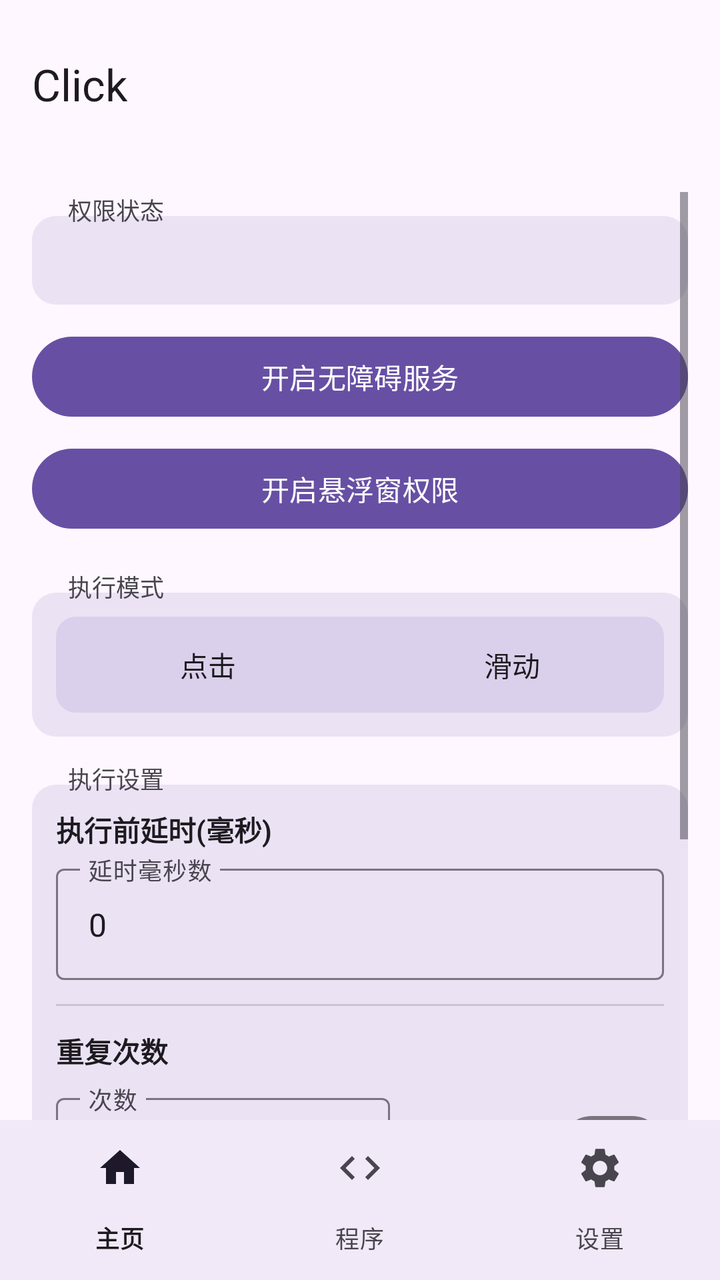
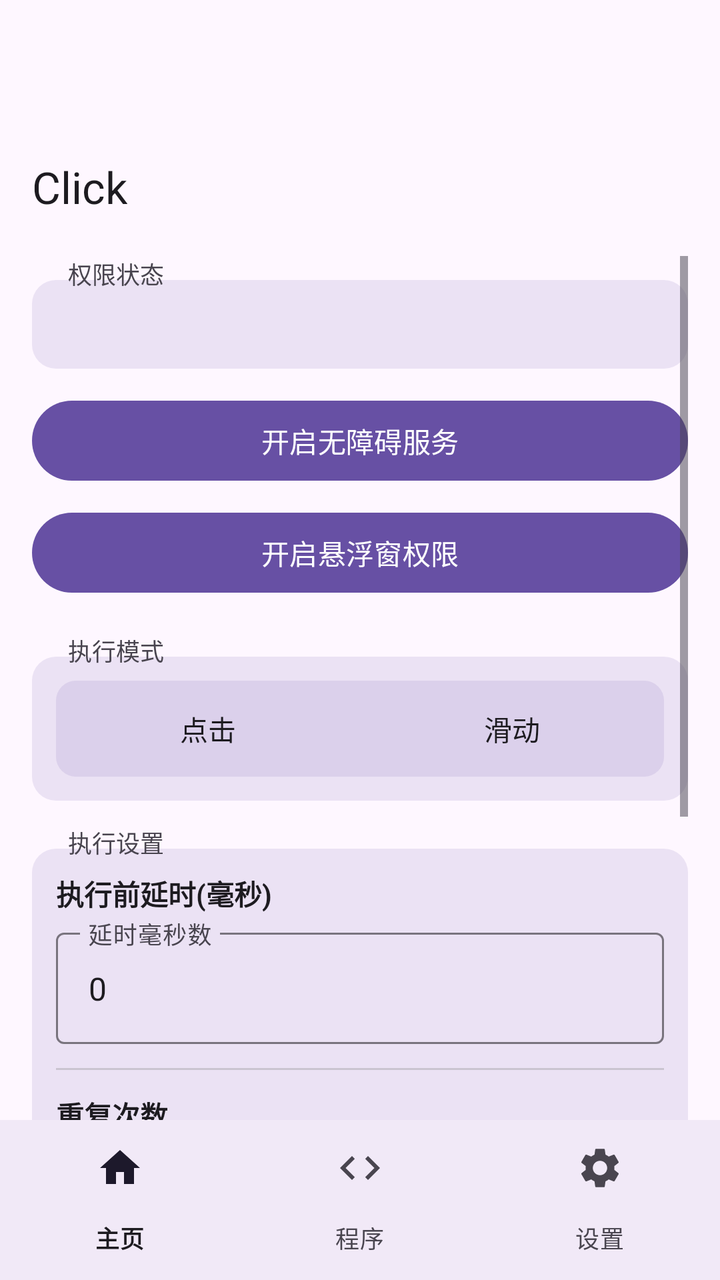

Two renders of the same Android screen: before a commit and after it. Below are the layout's source before the change and the commit's diff.
<!-- AndroidManifest.xml: activity theme Theme.Click -->
<!-- res/layout/activity_main.xml -->
<?xml version="1.0" encoding="utf-8"?>
<LinearLayout xmlns:android="http://schemas.android.com/apk/res/android"
    xmlns:app="http://schemas.android.com/apk/res-auto"
    android:layout_width="match_parent"
    android:layout_height="match_parent"
    android:fitsSystemWindows="false"
    android:orientation="vertical">

    
    <com.google.android.material.appbar.MaterialToolbar
        android:id="@+id/toolbar"
        android:layout_width="match_parent"
        android:layout_height="80dp"
        android:paddingTop="4dp"
        android:background="?attr/colorSurface"
        app:title="Click"
        app:titleTextColor="?attr/colorOnSurface" />

    
    <ScrollView
        android:id="@+id/home_content"
        android:layout_width="match_parent"
        android:layout_height="0dp"
        android:layout_weight="1"
        android:clipToPadding="false"
        android:paddingBottom="16dp"
        android:paddingHorizontal="16dp"
        android:paddingTop="16dp">

        <LinearLayout
            android:layout_width="match_parent"
            android:layout_height="wrap_content"
            android:orientation="vertical">

            
            <TextView
                android:layout_width="wrap_content"
                android:layout_height="wrap_content"
                android:text="权限状态"
                android:textSize="12sp"
                android:textColor="?attr/colorOnSurfaceVariant"
                android:background="@android:color/transparent"
                android:paddingHorizontal="6dp"
                android:layout_marginStart="12dp"
                android:layout_marginBottom="-6dp"
                android:elevation="2dp" />

            
            <LinearLayout
                android:layout_width="match_parent"
                android:layout_height="wrap_content"
                android:orientation="vertical"
                android:background="@drawable/section_border"
                android:padding="12dp">

                <TextView
                    android:id="@+id/statusText"
                    android:layout_width="match_parent"
                    android:layout_height="wrap_content"
                    android:gravity="start"
                    android:textSize="15sp"
                    android:textStyle="bold"
                    android:textColor="?attr/colorOnSurface" />
            </LinearLayout>

            <Button
                android:id="@+id/btnEnableService"
                android:layout_width="match_parent"
                android:layout_height="wrap_content"
                android:layout_marginTop="12dp"
                android:text="开启无障碍服务" />

            <Button
                android:id="@+id/btnEnableOverlay"
                android:layout_width="match_parent"
                android:layout_height="wrap_content"
                android:layout_marginTop="8dp"
                android:text="开启悬浮窗权限" />

            
            <TextView
                android:layout_width="wrap_content"
                android:layout_height="wrap_content"
                android:layout_marginTop="16dp"
                android:text="执行模式"
                android:textSize="12sp"
                android:textColor="?attr/colorOnSurfaceVariant"
                android:background="@android:color/transparent"
                android:paddingHorizontal="6dp"
                android:layout_marginStart="12dp"
                android:layout_marginBottom="-6dp"
                android:elevation="2dp" />

            
            <LinearLayout
                android:layout_width="match_parent"
                android:layout_height="wrap_content"
                android:orientation="vertical"
                android:background="@drawable/section_border"
                android:padding="12dp">

                <FrameLayout
                    android:layout_width="match_parent"
                    android:layout_height="wrap_content"
                    android:background="@drawable/segment_bg">

                    <View
                        android:id="@+id/modeIndicator"
                        android:layout_width="0dp"
                        android:layout_height="36dp"
                        android:layout_gravity="center_vertical"
                        android:layout_marginStart="4dp"
                        android:background="@drawable/segment_selected" />

                    <LinearLayout
                        android:layout_width="match_parent"
                        android:layout_height="wrap_content"
                        android:orientation="horizontal">

                        <Button
                            android:id="@+id/radioClick"
                            android:layout_width="0dp"
                            android:layout_height="wrap_content"
                            android:layout_weight="1"
                            android:text="点击"
                            android:background="@android:color/transparent"
                            android:textColor="@color/btn_text_selector" />

                        <Button
                            android:id="@+id/radioSwipe"
                            android:layout_width="0dp"
                            android:layout_height="wrap_content"
                            android:layout_weight="1"
                            android:text="滑动"
                            android:background="@android:color/transparent"
                            android:textColor="@color/btn_text_selector" />
                    </LinearLayout>
                </FrameLayout>

                <LinearLayout
                    android:id="@+id/swipeParams"
                    android:layout_width="match_parent"
                    android:layout_height="wrap_content"
                    android:orientation="vertical"
                    android:visibility="gone"
                    android:layout_marginTop="12dp">

                    <View
                        android:layout_width="match_parent"
                        android:layout_height="1dp"
                        android:background="?attr/colorOutlineVariant" />

                    <TextView
                        android:layout_width="wrap_content"
                        android:layout_height="wrap_content"
                        android:layout_marginTop="12dp"
                        android:text="滑动方式"
                        android:textSize="13sp"
                        android:textStyle="bold"
                        android:textColor="?attr/colorOnSurface" />

                    <FrameLayout
                        android:layout_width="match_parent"
                        android:layout_height="wrap_content"
                        android:layout_marginTop="8dp"
                        android:background="@drawable/segment_bg">

                        <View
                            android:id="@+id/swipeMethodIndicator"
                            android:layout_width="0dp"
                            android:layout_height="36dp"
                            android:layout_gravity="center_vertical"
                            android:layout_marginStart="4dp"
                            android:background="@drawable/segment_selected" />

                        <LinearLayout
                            android:layout_width="match_parent"
                            android:layout_height="wrap_content"
                            android:orientation="horizontal">

                            <Button
                                android:id="@+id/radioSwipeManual"
                                android:layout_width="0dp"
                                android:layout_height="wrap_content"
                                android:layout_weight="1"
                                android:text="手动参数"
                                android:background="@android:color/transparent"
                                android:textColor="@color/btn_text_selector" />

                            <Button
                                android:id="@+id/radioSwipeGesture"
                                android:layout_width="0dp"
                                android:layout_height="wrap_content"
                                android:layout_weight="1"
                                android:text="手势录制"
                                android:background="@android:color/transparent"
                                android:textColor="@color/btn_text_selector" />
                        </LinearLayout>
                    </FrameLayout>

                    <LinearLayout
                        android:id="@+id/manualSwipeParams"
                        android:layout_width="match_parent"
                        android:layout_height="wrap_content"
                        android:orientation="vertical"
                        android:layout_marginTop="12dp">

                        <TextView
                            android:layout_width="wrap_content"
                            android:layout_height="wrap_content"
                            android:text="起点"
                            android:textSize="13sp"
                            android:textColor="?attr/colorPrimary" />

                        <LinearLayout
                            android:layout_width="match_parent"
                            android:layout_height="wrap_content"
                            android:layout_marginTop="4dp"
                            android:orientation="horizontal">

                            <com.google.android.material.textfield.TextInputLayout
                                android:layout_width="0dp"
                                android:layout_height="wrap_content"
                                android:layout_weight="1"
                                android:layout_marginEnd="4dp"
                                android:hint="起点 X (横向坐标)"
                                style="@style/Widget.Material3.TextInputLayout.OutlinedBox">

                                <com.google.android.material.textfield.TextInputEditText
                                    android:id="@+id/inputSwipeX1"
                                    android:layout_width="match_parent"
                                    android:layout_height="wrap_content"
                                    android:inputType="numberDecimal" />
                            </com.google.android.material.textfield.TextInputLayout>

                            <com.google.android.material.textfield.TextInputLayout
                                android:layout_width="0dp"
                                android:layout_height="wrap_content"
                                android:layout_weight="1"
                                android:layout_marginStart="4dp"
                                android:hint="起点 Y (纵向坐标)"
                                style="@style/Widget.Material3.TextInputLayout.OutlinedBox">

                                <com.google.android.material.textfield.TextInputEditText
                                    android:id="@+id/inputSwipeY1"
                                    android:layout_width="match_parent"
                                    android:layout_height="wrap_content"
                                    android:inputType="numberDecimal" />
                            </com.google.android.material.textfield.TextInputLayout>
                        </LinearLayout>

                        <TextView
                            android:layout_width="wrap_content"
                            android:layout_height="wrap_content"
                            android:layout_marginTop="8dp"
                            android:text="终点"
                            android:textSize="13sp"
                            android:textColor="?attr/colorPrimary" />

                        <LinearLayout
                            android:layout_width="match_parent"
                            android:layout_height="wrap_content"
                            android:layout_marginTop="4dp"
                            android:orientation="horizontal">

                            <com.google.android.material.textfield.TextInputLayout
                                android:layout_width="0dp"
                                android:layout_height="wrap_content"
                                android:layout_weight="1"
                                android:layout_marginEnd="4dp"
                                android:hint="终点 X (横向坐标)"
                                style="@style/Widget.Material3.TextInputLayout.OutlinedBox">

                                <com.google.android.material.textfield.TextInputEditText
                                    android:id="@+id/inputSwipeX2"
                                    android:layout_width="match_parent"
                                    android:layout_height="wrap_content"
                                    android:inputType="numberDecimal" />
                            </com.google.android.material.textfield.TextInputLayout>

                            <com.google.android.material.textfield.TextInputLayout
                                android:layout_width="0dp"
                                android:layout_height="wrap_content"
                                android:layout_weight="1"
                                android:layout_marginStart="4dp"
                                android:hint="终点 Y (纵向坐标)"
                                style="@style/Widget.Material3.TextInputLayout.OutlinedBox">

                                <com.google.android.material.textfield.TextInputEditText
                                    android:id="@+id/inputSwipeY2"
                                    android:layout_width="match_parent"
                                    android:layout_height="wrap_content"
                                    android:inputType="numberDecimal" />
                            </com.google.android.material.textfield.TextInputLayout>
                        </LinearLayout>

                        <TextView
                            android:layout_width="wrap_content"
                            android:layout_height="wrap_content"
                            android:layout_marginTop="8dp"
                            android:text="时长"
                            android:textSize="13sp"
                            android:textColor="?attr/colorPrimary" />

                        <com.google.android.material.textfield.TextInputLayout
                            android:layout_width="match_parent"
                            android:layout_height="wrap_content"
                            android:layout_marginTop="4dp"
                            android:hint="滑动耗时(毫秒)"
                            style="@style/Widget.Material3.TextInputLayout.OutlinedBox">

                            <com.google.android.material.textfield.TextInputEditText
                                android:id="@+id/inputSwipeDuration"
                                android:layout_width="match_parent"
                                android:layout_height="wrap_content"
                                android:inputType="number" />
                        </com.google.android.material.textfield.TextInputLayout>
                    </LinearLayout>

                    <LinearLayout
                        android:id="@+id/gestureSwipeSection"
                        android:layout_width="match_parent"
                        android:layout_height="wrap_content"
                        android:orientation="vertical"
                        android:visibility="gone"
                        android:layout_marginTop="12dp">

                        <TextView
                            android:id="@+id/lblRecordedStatus"
                            android:layout_width="wrap_content"
                            android:layout_height="wrap_content"
                            android:text=""
                            android:textSize="13sp"
                            android:textColor="?attr/colorPrimary" />

                        <Button
                            android:id="@+id/btnRecordGesture"
                            android:layout_width="match_parent"
                            android:layout_height="wrap_content"
                            android:layout_marginTop="8dp"
                            android:text="录制手势 (在屏幕上滑动)" />
                    </LinearLayout>
                </LinearLayout>
            </LinearLayout>

            
            <TextView
                android:layout_width="wrap_content"
                android:layout_height="wrap_content"
                android:layout_marginTop="12dp"
                android:text="执行设置"
                android:textSize="12sp"
                android:textColor="?attr/colorOnSurfaceVariant"
                android:background="@android:color/transparent"
                android:paddingHorizontal="6dp"
                android:layout_marginStart="12dp"
                android:layout_marginBottom="-6dp"
                android:elevation="2dp" />

            
            <LinearLayout
                android:layout_width="match_parent"
                android:layout_height="wrap_content"
                android:orientation="vertical"
                android:background="@drawable/section_border"
                android:padding="12dp">

                <TextView
                    android:layout_width="wrap_content"
                    android:layout_height="wrap_content"
                    android:text="执行前延时(毫秒)"
                    android:textSize="14sp"
                    android:textStyle="bold"
                    android:textColor="?attr/colorOnSurface" />

                <com.google.android.material.textfield.TextInputLayout
                    android:layout_width="match_parent"
                    android:layout_height="wrap_content"
                    android:layout_marginTop="4dp"
                    android:hint="延时毫秒数"
                    style="@style/Widget.Material3.TextInputLayout.OutlinedBox">

                    <com.google.android.material.textfield.TextInputEditText
                        android:id="@+id/inputDelay"
                        android:layout_width="match_parent"
                        android:layout_height="wrap_content"
                        android:inputType="number"
                        android:text="0" />
                </com.google.android.material.textfield.TextInputLayout>

                <View
                    android:layout_width="match_parent"
                    android:layout_height="1dp"
                    android:layout_marginTop="12dp"
                    android:background="?attr/colorOutlineVariant" />

                <TextView
                    android:layout_width="wrap_content"
                    android:layout_height="wrap_content"
                    android:layout_marginTop="12dp"
                    android:text="重复次数"
                    android:textSize="14sp"
                    android:textStyle="bold"
                    android:textColor="?attr/colorOnSurface" />

                <LinearLayout
                    android:layout_width="match_parent"
                    android:layout_height="wrap_content"
                    android:layout_marginTop="8dp"
                    android:orientation="horizontal"
                    android:gravity="center_vertical">

                    <com.google.android.material.textfield.TextInputLayout
                        android:layout_width="0dp"
                        android:layout_height="wrap_content"
                        android:layout_weight="1"
                        android:hint="次数"
                        style="@style/Widget.Material3.TextInputLayout.OutlinedBox">

                        <com.google.android.material.textfield.TextInputEditText
                            android:id="@+id/inputRepeat"
                            android:layout_width="match_parent"
                            android:layout_height="wrap_content"
                            android:inputType="number"
                            android:text="1" />
                    </com.google.android.material.textfield.TextInputLayout>

                    <com.google.android.material.materialswitch.MaterialSwitch
                        android:id="@+id/checkInfinite"
                        android:layout_width="wrap_content"
                        android:layout_height="wrap_content"
                        android:layout_marginStart="12dp"
                        android:text="无限循环" />
                </LinearLayout>
            </LinearLayout>

            <FrameLayout
                android:layout_width="match_parent"
                android:layout_height="wrap_content"
                android:layout_marginTop="24dp">

                <Button
                    android:id="@+id/btnStartFloating"
                    android:layout_width="match_parent"
                    android:layout_height="wrap_content"
                    android:text="启动悬浮球"
                    android:enabled="false" />

                <View
                    android:id="@+id/btnStartOverlay"
                    android:layout_width="match_parent"
                    android:layout_height="match_parent"
                    android:background="@android:color/transparent"
                    android:clickable="true"
                    android:visibility="gone" />
            </FrameLayout>

            <Button
                android:id="@+id/btnStopFloating"
                android:layout_width="match_parent"
                android:layout_height="wrap_content"
                android:layout_marginTop="8dp"
                android:text="停止悬浮球"
                android:enabled="false" />

        </LinearLayout>
    </ScrollView>

    
    <LinearLayout
        android:id="@+id/program_page"
        android:layout_width="match_parent"
        android:layout_height="0dp"
        android:layout_weight="1"
        android:orientation="vertical"
        android:gravity="center"
        android:visibility="gone" />

    
    <LinearLayout
        android:id="@+id/settings_page"
        android:layout_width="match_parent"
        android:layout_height="0dp"
        android:layout_weight="1"
        android:orientation="vertical"
        android:gravity="center"
        android:visibility="gone" />

    
    <com.google.android.material.bottomnavigation.BottomNavigationView
        android:id="@+id/bottom_navigation"
        android:layout_width="match_parent"
        android:layout_height="wrap_content"
        android:background="?attr/colorSurface"
        app:labelVisibilityMode="labeled"
        app:menu="@menu/bottom_nav_menu" />

</LinearLayout>
<!-- resources referenced by this layout -->
<resources>
  <!-- drawable section_border (drawable) -->
  <?xml version="1.0" encoding="utf-8"?>
  <shape xmlns:android="http://schemas.android.com/apk/res/android"
      android:shape="rectangle">
      <solid android:color="@color/section_background" />
      <corners android:radius="12dp" />
  </shape>
  <!-- drawable segment_bg (drawable) -->
  <?xml version="1.0" encoding="utf-8"?>
  <shape xmlns:android="http://schemas.android.com/apk/res/android"
      android:shape="rectangle">
      <solid android:color="#206750A4" />
      <corners android:radius="10dp" />
  </shape>
  <!-- drawable segment_selected (drawable) -->
  <?xml version="1.0" encoding="utf-8"?>
  <shape xmlns:android="http://schemas.android.com/apk/res/android"
      android:shape="rectangle">
      <solid android:color="@color/md_theme_primary" />
      <corners android:radius="8dp" />
  </shape>
  <style name="Theme.Click" parent="Theme.Material3.DayNight.NoActionBar">
          <item name="colorPrimary">@color/md_theme_primary</item>
          <item name="colorOnPrimary">@color/md_theme_onPrimary</item>
          <item name="colorPrimaryContainer">@color/md_theme_primaryContainer</item>
          <item name="colorOnPrimaryContainer">@color/md_theme_onPrimaryContainer</item>
          <item name="colorSecondary">@color/md_theme_secondary</item>
          <item name="colorOnSecondary">@color/md_theme_onSecondary</item>
          <item name="colorSecondaryContainer">@color/md_theme_secondaryContainer</item>
          <item name="colorOnSecondaryContainer">@color/md_theme_onSecondaryContainer</item>
          <item name="android:colorBackground">@color/md_theme_background</item>
          <item name="colorOnBackground">@color/md_theme_onBackground</item>
          <item name="colorSurface">@color/md_theme_surface</item>
          <item name="colorOnSurface">@color/md_theme_onSurface</item>
          <item name="colorSurfaceVariant">@color/md_theme_surfaceVariant</item>
          <item name="colorOnSurfaceVariant">@color/md_theme_onSurfaceVariant</item>
          <item name="colorOutline">@color/md_theme_outline</item>
          <item name="colorOutlineVariant">@color/md_theme_outlineVariant</item>
          <item name="android:statusBarColor">@color/md_theme_surface</item>
          <item name="android:navigationBarColor">@android:color/transparent</item>
          <item name="android:windowLightStatusBar">true</item>
          <item name="android:windowLightNavigationBar">true</item>
          <item name="android:windowBackground">@color/md_theme_background</item>
          
          <item name="android:windowSplashScreenBackground">@color/md_theme_background</item>
          <item name="android:windowSplashScreenAnimatedIcon">@drawable/splash_icon</item>
      </style>
  <color name="section_background">#206750A4</color>
  <color name="md_theme_primary">#6750A4</color>
  <color name="md_theme_onPrimary">#FFFFFF</color>
  <color name="md_theme_primaryContainer">#EADDFF</color>
  <color name="md_theme_onPrimaryContainer">#21005D</color>
  <color name="md_theme_secondary">#625B71</color>
  <color name="md_theme_onSecondary">#FFFFFF</color>
  <color name="md_theme_secondaryContainer">#E8DEF8</color>
  <color name="md_theme_onSecondaryContainer">#1D192B</color>
  <color name="md_theme_background">#FEF7FF</color>
  <color name="md_theme_onBackground">#1D1B20</color>
  <color name="md_theme_surface">#FEF7FF</color>
  <color name="md_theme_onSurface">#1D1B20</color>
  <color name="md_theme_surfaceVariant">#E7E0EC</color>
  <color name="md_theme_onSurfaceVariant">#49454F</color>
  <color name="md_theme_outline">#79747E</color>
  <color name="md_theme_outlineVariant">#CAC4D0</color>
  <!-- drawable splash_icon: png bitmap (drawable, 131094 bytes) -->
</resources>

<!-- the commit's change to res/layout/activity_main.xml (unified diff, before → after) -->
@@ -10,8 +10,9 @@
     <com.google.android.material.appbar.MaterialToolbar
         android:id="@+id/toolbar"
         android:layout_width="match_parent"
-        android:layout_height="80dp"
+        android:layout_height="112dp"
         android:paddingTop="4dp"
+        android:gravity="bottom"
         android:background="?attr/colorSurface"
         app:title="Click"
         app:titleTextColor="?attr/colorOnSurface" />
